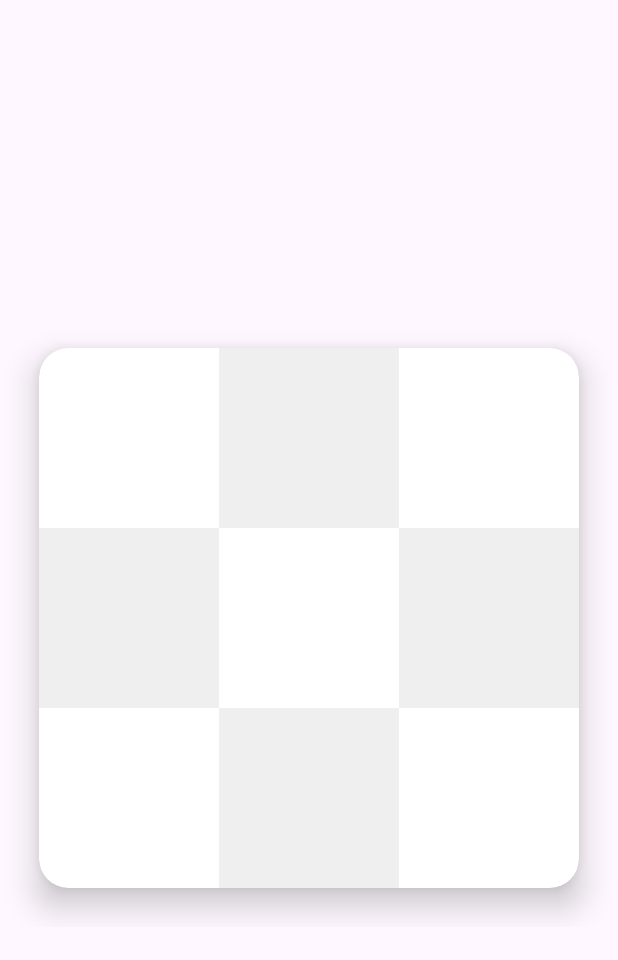
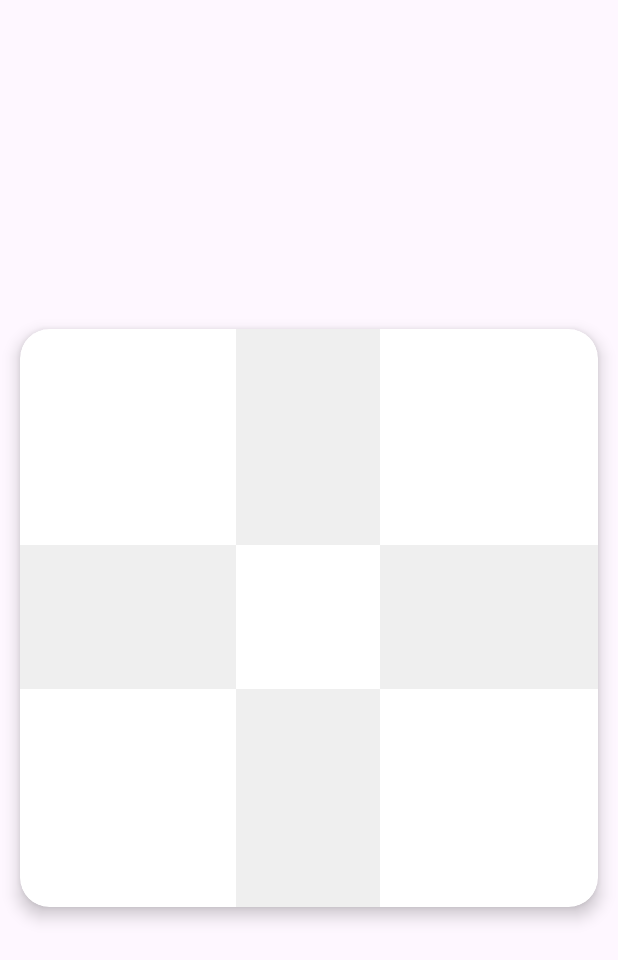
Before and after one commit to aadityakumarverma/PlayBoardGames, an Android app: the fragment LudoFragment shown on its own in the app's theme, on a phone screen of 412 x 824 dp. Shown: the top 960 px of the screen. Run offline under Robolectric (Android 15) with nearby library versions, the phone set to English and light mode, and no system bars; our stand-ins replace sdp/ssp sizes; 1 statement that could not run was skipped.

Commit message:
style(ludo): board UI adjusted

```diff
--- a/app/src/main/res/layout/fragment_ludo.xml
+++ b/app/src/main/res/layout/fragment_ludo.xml
@@ -94,9 +94,9 @@
             android:layout_width="@dimen/_0sdp"
             app:cardCornerRadius="@dimen/_15sdp"
             android:layout_height="@dimen/_0sdp"
-            android:layout_marginHorizontal="@dimen/_20sdp"
+            android:layout_marginHorizontal="@dimen/_10sdp"
             android:layout_marginVertical="@dimen/_20sdp"
-            app:cardElevation="@dimen/_10sdp"
+            app:cardElevation="@dimen/_5sdp"
             app:layout_constraintBottom_toBottomOf="parent"
             app:layout_constraintDimensionRatio="1:1"
             app:layout_constraintEnd_toEndOf="parent"
@@ -110,13 +110,13 @@
                 <LinearLayout
                     android:layout_width="match_parent"
                     android:layout_height="@dimen/_0sdp"
-                    android:layout_weight="1"
+                    android:layout_weight="1.5"
                     android:orientation="horizontal">
                     <com.google.android.material.imageview.ShapeableImageView
                         android:id="@+id/ivBox00"
                         android:layout_width="@dimen/_0sdp"
                         android:layout_height="match_parent"
-                        android:layout_weight="1"
+                        android:layout_weight="1.5"
                         android:background="#00000000"
                         android:foreground="?selectableItemBackgroundBorderless"
                         android:scaleType="centerCrop"
@@ -136,7 +136,7 @@
                         android:id="@+id/ivBox02"
                         android:layout_width="@dimen/_0sdp"
                         android:layout_height="match_parent"
-                        android:layout_weight="1"
+                        android:layout_weight="1.5"
                         android:background="#00000000"
                         android:foreground="?selectableItemBackgroundBorderless"
                         android:scaleType="centerCrop"
@@ -152,7 +152,7 @@
                         android:id="@+id/ivBox10"
                         android:layout_width="@dimen/_0sdp"
                         android:layout_height="match_parent"
-                        android:layout_weight="1"
+                        android:layout_weight="1.5"
                         android:background="#10000000"
                         android:foreground="?selectableItemBackgroundBorderless"
                         android:scaleType="centerCrop"
@@ -172,7 +172,7 @@
                         android:id="@+id/ivBox12"
                         android:layout_width="@dimen/_0sdp"
                         android:layout_height="match_parent"
-                        android:layout_weight="1"
+                        android:layout_weight="1.5"
                         android:background="#10000000"
                         android:foreground="?selectableItemBackgroundBorderless"
                         android:scaleType="centerCrop"
@@ -182,13 +182,13 @@
                 <LinearLayout
                     android:layout_width="match_parent"
                     android:layout_height="@dimen/_0sdp"
-                    android:layout_weight="1"
+                    android:layout_weight="1.5"
                     android:orientation="horizontal">
                     <com.google.android.material.imageview.ShapeableImageView
                         android:id="@+id/ivBox20"
                         android:layout_width="@dimen/_0sdp"
                         android:layout_height="match_parent"
-                        android:layout_weight="1"
+                        android:layout_weight="1.5"
                         android:background="#00000000"
                         android:foreground="?selectableItemBackgroundBorderless"
                         android:scaleType="centerCrop"
@@ -208,7 +208,7 @@
                         android:id="@+id/ivBox22"
                         android:layout_width="@dimen/_0sdp"
                         android:layout_height="match_parent"
-                        android:layout_weight="1"
+                        android:layout_weight="1.5"
                         android:background="#00000000"
                         android:foreground="?selectableItemBackgroundBorderless"
                         android:scaleType="centerCrop"
```
